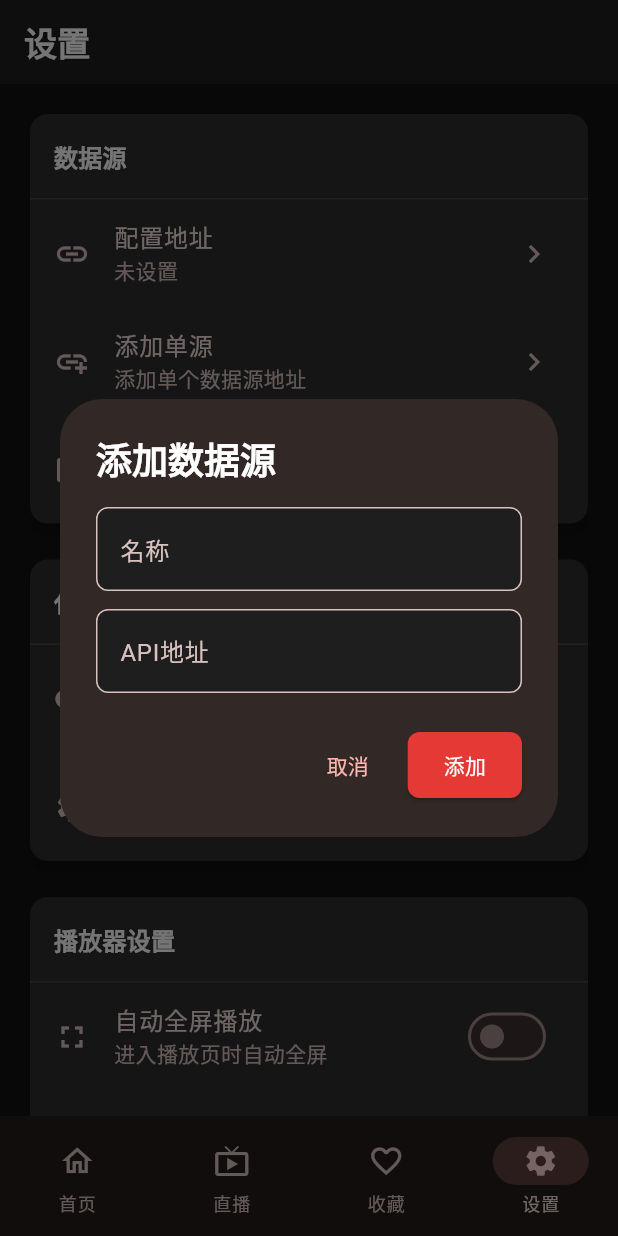
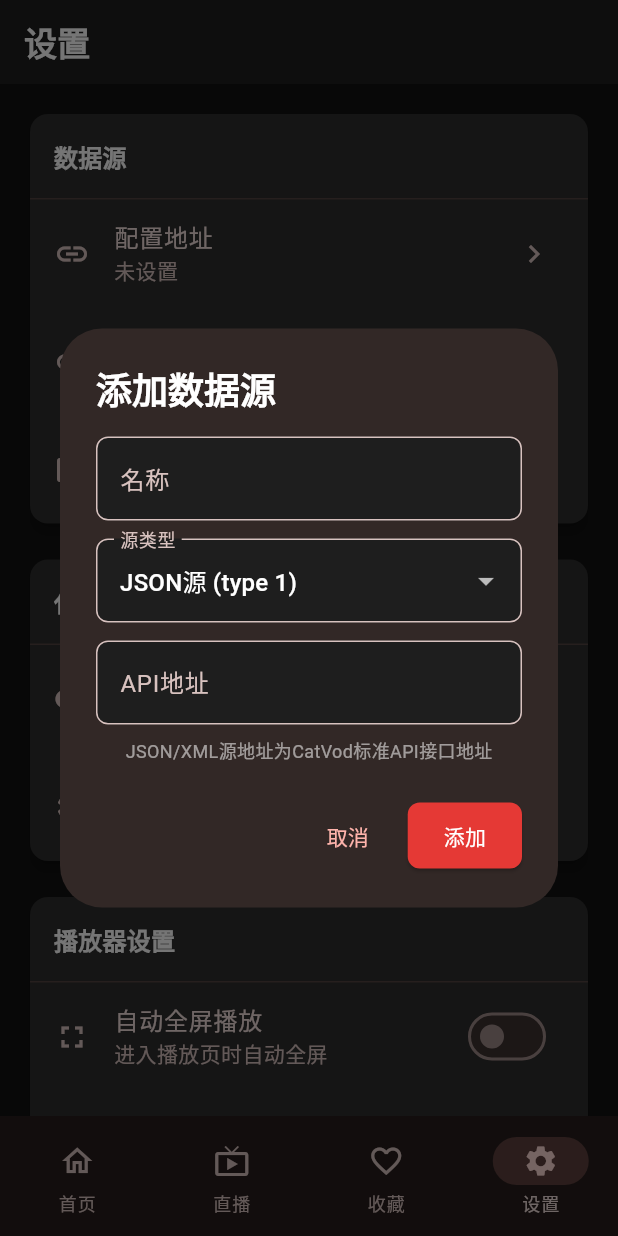
Before and after one commit to lover520f/Nbox, a Flutter app: the screen it shows after launch, item 4 of the bottom bar chosen, after a tap on "添加单源", on a phone screen of 412 x 824 dp. Run offline on Flutter 3.47's test engine with Material 3 defaults, Android fonts, the phone set to English and light mode, and no system bars; our stand-ins replace cached_network_image, chewie, dio, hive, hive_flutter, video_player; missing offline and left inert: flutter_inappwebview, window_manager; accounts and stored records are empty.

Commit message:
v2.2.0: 使用flutter_inappwebview替代flutter_js实现JS猫源解析
- 重写SpiderService: 使用HeadlessInAppWebView执行JS spider代码
- 注入req()同步XMLHttpRequest polyfill解决HTTP请求问题
- 注入local()本地存储polyfill
- 修复首页不显示内容: 添加ConfigService源切换监听
- 添加VideoSource.ext字段支持JS源配置
- 设置页支持添加JS猫源(type 3)
- 更新默认配置为可用的JSON源
- 修复homeVod/init函数兼容性检查

```diff
--- a/lib/core/models/video_source.dart
+++ b/lib/core/models/video_source.dart
@@ -37,6 +37,9 @@ class VideoSource extends HiveObject {
   @HiveField(10)
   int? filterable;
 
+  @HiveField(11)
+  String? ext;
+
   VideoSource({
     this.key,
     this.name,
@@ -49,6 +52,7 @@ class VideoSource extends HiveObject {
     this.filter = 1,
     this.enabled = 1,
     this.filterable,
+    this.ext,
   });
 
   factory VideoSource.fromJson(Map<String, dynamic> json) {
@@ -64,7 +68,8 @@ class VideoSource extends HiveObject {
       filter: json['filter'] as int? ?? 1,
       enabled: json['enabled'] as int? ?? 1,
       filterable: json['filterable'] as int?,
-    );
+      ext: json['ext'] as String?,
+    });
   }
 
   Map<String, dynamic> toJson() => {
@@ -79,6 +84,7 @@ class VideoSource extends HiveObject {
         'filter': filter,
         'enabled': enabled,
         'filterable': filterable,
+        'ext': ext,
       };
 
   bool get isEnabled => enabled == 1;
--- a/lib/main.dart
+++ b/lib/main.dart
@@ -12,7 +12,7 @@ import 'core/services/player_service.dart';
 import 'core/services/proxy_service.dart';
 import 'core/models/video_source.dart';
 
-const String appVersion = '1.2.0';
+const String appVersion = '2.2.0';
 
 void main() async {
   WidgetsFlutterBinding.ensureInitialized();
--- a/lib/ui/pages/home_page.dart
+++ b/lib/ui/pages/home_page.dart
@@ -21,11 +21,36 @@ class _HomePageState extends State<HomePage> {
   bool _isLoading = true;
   String? _error;
   String? _selectedCategoryId;
+  VideoSource? _lastActiveSource;
 
   @override
   void initState() {
     super.initState();
+    WidgetsBinding.instance.addPostFrameCallback((_) {
+      final configService = context.read<ConfigService>();
+      _lastActiveSource = configService.activeSource;
+      configService.addListener(_onConfigChanged);
       _loadData();
+    });
+  }
+
+  void _onConfigChanged() {
+    if (!mounted) return;
+    final configService = context.read<ConfigService>();
+    if (configService.activeSource != _lastActiveSource) {
+      _lastActiveSource = configService.activeSource;
+      _selectedCategoryId = null;
+      _loadData();
+    }
+  }
+
+  @override
+  void dispose() {
+    try {
+      final configService = context.read<ConfigService>();
+      configService.removeListener(_onConfigChanged);
+    } catch (_) {}
+    super.dispose();
   }
 
   Future<void> _loadData() async {
@@ -38,6 +63,9 @@ class _HomePageState extends State<HomePage> {
       }
       final homeData = await spiderService.homeContent();
       if (!mounted) return;
+      debugPrint('HomePage: homeData keys = ${homeData.keys.toList()}');
+      debugPrint('HomePage: class count = ${(homeData['class'] as List?)?.length ?? 0}');
+      debugPrint('HomePage: list count = ${(homeData['list'] as List?)?.length ?? 0}');
       setState(() {
         _categories = (homeData['class'] as List?)
             ?.map((e) => Category.fromJson(e as Map<String, dynamic>))
@@ -47,7 +75,9 @@ class _HomePageState extends State<HomePage> {
             .toList() ?? [];
         _isLoading = false;
       });
+      debugPrint('HomePage: loaded ${_videos.length} videos, ${_categories.length} categories');
     } catch (e) {
+      debugPrint('HomePage: _loadData error: $e');
       if (!mounted) return;
       setState(() { _error = e.toString(); _isLoading = false; });
     }
@@ -124,19 +154,24 @@ class _HomePageState extends State<HomePage> {
       const SizedBox(height: 16),
       ElevatedButton(onPressed: _loadData, child: const Text('重试')),
     ]));
-    if (_videos.isEmpty) return const Center(child: Column(mainAxisAlignment: MainAxisAlignment.center, children: [
-      Icon(Icons.movie_filter, size: 64, color: Colors.grey),
-      SizedBox(height: 16),
-      Text('暂无内容'),
-      SizedBox(height: 8),
-      Text('请在设置中添加数据源', style: TextStyle(color: Colors.white54)),
+    if (_videos.isEmpty) return Center(child: Column(mainAxisAlignment: MainAxisAlignment.center, children: [
+      const Icon(Icons.movie_filter, size: 64, color: Colors.grey),
+      const SizedBox(height: 16),
+      const Text('暂无内容'),
+      const SizedBox(height: 8),
+      const Text('请在设置中添加数据源', style: TextStyle(color: Colors.white54)),
+      const SizedBox(height: 16),
+      ElevatedButton(onPressed: _loadData, child: const Text('刷新')),
     ]));
-    return GridView.builder(
+    return RefreshIndicator(
+      onRefresh: _loadData,
+      child: GridView.builder(
         padding: const EdgeInsets.all(16),
         gridDelegate: const SliverGridDelegateWithMaxCrossAxisExtent(
           maxCrossAxisExtent: 250, childAspectRatio: 0.65, crossAxisSpacing: 16, mainAxisSpacing: 16),
         itemCount: _videos.length,
         itemBuilder: (context, index) => VideoCard(video: _videos[index]),
+      ),
     );
   }
 }
--- a/lib/ui/pages/setting_page.dart
+++ b/lib/ui/pages/setting_page.dart
@@ -97,7 +97,7 @@ class SettingPage extends StatelessWidget {
             ListTile(
               leading: const Icon(Icons.add_link),
               title: const Text('添加单源'),
-              subtitle: const Text('添加单个数据源地址'),
+              subtitle: const Text('添加JSON API源或JS猫源'),
               trailing: const Icon(Icons.chevron_right),
               onTap: () => _showAddSourceDialog(context),
             ),
@@ -197,7 +197,7 @@ class SettingPage extends StatelessWidget {
         ListTile(
           leading: const Icon(Icons.info_outline),
           title: const Text('版本'),
-          subtitle: const Text('1.2.0'),
+          subtitle: const Text('2.2.0'),
         ),
         ListTile(
           leading: const Icon(Icons.code),
@@ -226,7 +226,7 @@ class SettingPage extends StatelessWidget {
             ),
             const SizedBox(height: 8),
             const Text(
-              '配置地址将自动保存，下次启动时加载',
+              '支持TVBox标准JSON配置格式，自动解析源列表',
               style: TextStyle(color: Colors.white54, fontSize: 12),
             ),
           ],
@@ -242,7 +242,12 @@ class SettingPage extends StatelessWidget {
                 await StorageService.saveString('config_url', controller.text);
                 final configService = context.read<ConfigService>();
                 await configService.loadConfig(controller.text);
-                if (context.mounted) Navigator.pop(context);
+                if (context.mounted) {
+                  Navigator.pop(context);
+                  ScaffoldMessenger.of(context).showSnackBar(
+                    SnackBar(content: Text('已加载 ${configService.sources.length} 个源')),
+                  );
+                }
               }
             },
             child: const Text('加载'),
@@ -255,9 +260,13 @@ class SettingPage extends StatelessWidget {
   void _showAddSourceDialog(BuildContext context) {
     final nameController = TextEditingController();
     final apiController = TextEditingController();
+    int selectedType = 1;
     showDialog(
       context: context,
-      builder: (context) => AlertDialog(
+      builder: (context) {
+        return StatefulBuilder(
+          builder: (context, setDialogState) {
+            return AlertDialog(
               title: const Text('添加数据源'),
               content: Column(
                 mainAxisSize: MainAxisSize.min,
@@ -270,12 +279,38 @@ class SettingPage extends StatelessWidget {
                     ),
                   ),
                   const SizedBox(height: 12),
+                  DropdownButtonFormField<int>(
+                    value: selectedType,
+                    decoration: const InputDecoration(
+                      labelText: '源类型',
+                    ),
+                    items: const [
+                      DropdownMenuItem(value: 0, child: Text('XML源 (type 0)')),
+                      DropdownMenuItem(value: 1, child: Text('JSON源 (type 1)')),
+                      DropdownMenuItem(value: 3, child: Text('JS猫源 (type 3)')),
+                    ],
+                    onChanged: (value) {
+                      if (value != null) {
+                        setDialogState(() => selectedType = value);
+                      }
+                    },
+                  ),
+                  const SizedBox(height: 12),
                   TextField(
                     controller: apiController,
-              decoration: const InputDecoration(
-                hintText: 'https://example.com/api.php/provide/vod/',
-                labelText: 'API地址',
+                    decoration: InputDecoration(
+                      hintText: selectedType == 3
+                          ? 'https://example.com/spider.js.md5'
+                          : 'https://example.com/api.php/provide/vod/',
+                      labelText: selectedType == 3 ? 'JS源地址' : 'API地址',
                     ),
+                  ),
+                  const SizedBox(height: 8),
+                  Text(
+                    selectedType == 3
+                        ? 'JS猫源地址支持 .js 和 .js.md5 格式，将自动下载并执行JS代码'
+                        : 'JSON/XML源地址为CatVod标准API接口地址',
+                    style: const TextStyle(color: Colors.white54, fontSize: 12),
                   ),
                 ],
               ),
@@ -291,7 +326,8 @@ class SettingPage extends StatelessWidget {
                         key: apiController.text,
                         name: nameController.text.isEmpty ? '自定义源' : nameController.text,
                         api: apiController.text,
-                  type: 1,
+                        type: selectedType,
+                        spider: selectedType == 3 ? apiController.text : null,
                       );
                       final configService = context.read<ConfigService>();
                       configService.addSource(source);
@@ -302,7 +338,10 @@ class SettingPage extends StatelessWidget {
                   child: const Text('添加'),
                 ),
               ],
-      ),
+            );
+          },
+        );
+      },
     );
   }
 
@@ -323,13 +362,14 @@ class SettingPage extends StatelessWidget {
                     itemBuilder: (context, index) {
                       final source = configService.sources[index];
                       final isActive = source.key == configService.activeSource?.key;
+                      final typeLabel = source.type == 3 ? 'JS' : (source.type == 0 ? 'XML' : 'JSON');
                       return ListTile(
                         leading: Icon(
                           isActive ? Icons.radio_button_checked : Icons.radio_button_off,
                           color: isActive ? Theme.of(context).primaryColor : null,
                         ),
                         title: Text(source.name ?? '未知'),
-                        subtitle: Text(source.api ?? '', maxLines: 1, overflow: TextOverflow.ellipsis),
+                        subtitle: Text('[$typeLabel] ${source.api ?? source.spider ?? ''}', maxLines: 1, overflow: TextOverflow.ellipsis),
                         trailing: IconButton(
                           icon: const Icon(Icons.delete_outline, size: 20),
                           onPressed: () {
--- a/pubspec.yaml
+++ b/pubspec.yaml
@@ -1,5 +1,5 @@
 name: nbox
-version: 1.0.0
+version: 2.2.0
 description: Nbox - 牛盒 - 全平台影视播放器，基于 CatVod 架构
 
 publish_to: 'none'
@@ -18,7 +18,7 @@ dependencies:
   hive_flutter: ^1.1.0
   path_provider: ^2.1.2
   cached_network_image: ^3.3.1
-  flutter_js: ^0.8.7
+  flutter_inappwebview: ^6.0.0
   window_manager: ^0.3.8
 
 dev_dependencies:
```
Also changed, not shown: assets/config/default.json (+7 -9 lines), lib/core/services/config_service.dart (+24 -1 lines), lib/core/services/spider_service.dart (+237 -96 lines), lib/core/models/video_source.g.dart. Lines whose indentation alone changed are shown as unchanged.
